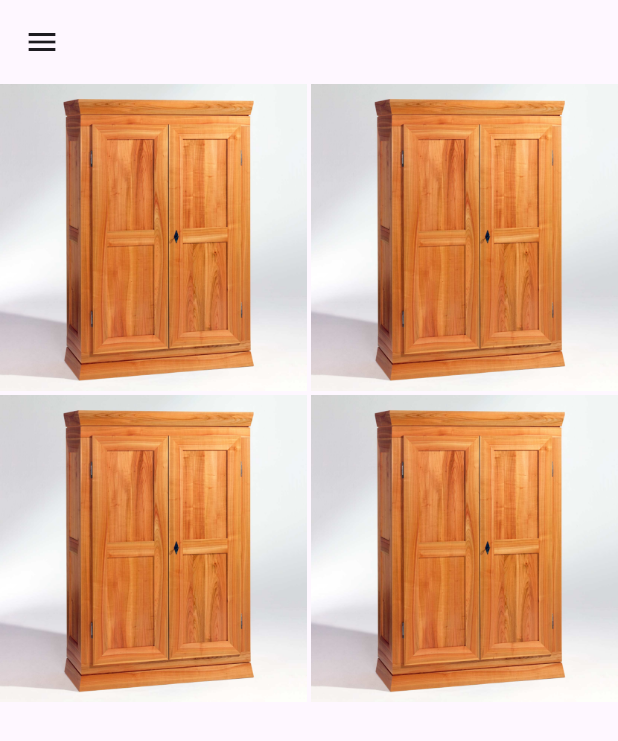
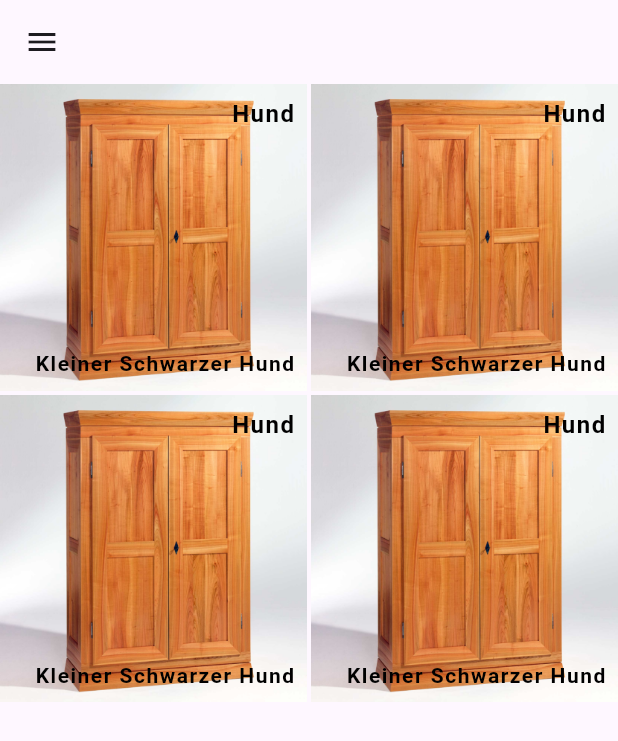
Before and after one commit to ftwr42/whereitis_2, a Flutter app: the screen it shows after launch, on a phone screen of 412 x 824 dp. Shown: the top 741 px of the screen. Run offline on Flutter 3.47's test engine with Material 3 defaults, Android fonts, the phone set to English and light mode, and no system bars; our stand-ins replace get.

Commit message:
added property view when press on grid element

```diff
--- a/lib/main.dart
+++ b/lib/main.dart
@@ -14,7 +14,7 @@ class MyApp extends StatelessWidget {
 
   @override
   Widget build(BuildContext context) {
-    return MaterialApp(
+    return GetMaterialApp(
       title: 'Flutter Demo',
       theme: ThemeData(
         colorScheme: ColorScheme.fromSeed(seedColor: Colors.deepPurple),
--- a/lib/project/textstyle.dart
+++ b/lib/project/textstyle.dart
@@ -9,8 +9,15 @@ class ProjectTextStyle {
       );
 
   static TextStyle normal1() => const TextStyle(
+        fontSize: 16,
+        fontWeight: FontWeight.bold,
+        color: Colors.black,
+        letterSpacing: 1.0,
+      );
+
+  static TextStyle normal2() => const TextStyle(
         fontSize: 14,
-        fontWeight: FontWeight.normal,
+        fontWeight: FontWeight.bold,
         color: Colors.black,
         letterSpacing: 1.0,
       );
--- a/lib/view/view_element_grid.dart
+++ b/lib/view/view_element_grid.dart
@@ -1,7 +1,8 @@
 import 'package:flutter/material.dart';
 import 'package:get/get.dart';
-import 'package:get/get_rx/src/rx_types/rx_types.dart';
 import 'package:whereitis_2/model/model_element.dart';
+import 'package:whereitis_2/project/textstyle.dart';
+import 'package:whereitis_2/view/pages/page_property.dart';
 
 class ElementGridView extends StatelessWidget {
   late Rx<ElementModel> rxmodel;
@@ -13,18 +14,23 @@ class ElementGridView extends StatelessWidget {
     // print("description " + model.description);
 
     return Container(
-      width: 200,
-      height: 200,
-      color: Colors.red,
+      child: GestureDetector(
+        onTap: () {
+          //open new explorer with new model controller
+        },
+        onLongPress: () {
+          Get.to(() => ElementPropertyPage(model: rxmodel));
+        },
         child: Stack(
           children: [
-          Align(alignment: Alignment.topRight, child: dw(child: Text(model.title))),
-          Align(alignment: Alignment.bottomRight, child: dw(child: Text(model.description))),
             Align(
               alignment: Alignment.center,
               child: Image.asset("assets/images/cubboard_default_1.jpg"),
             ),
+            buildText(model.title, ProjectTextStyle.normal1(), Alignment.topRight),
+            buildText(model.description, ProjectTextStyle.normal2(), Alignment.bottomRight),
           ],
+        ),
       ),
     );
     // return Container(
@@ -42,11 +48,19 @@ class ElementGridView extends StatelessWidget {
     //   ),
     // );
   }
-}
 
-Widget dw({required Text child}) => Padding(
+  Align buildText(String text, TextStyle style, AlignmentGeometry align) {
+    return Align(
+      alignment: align,
+      child: Padding(
         padding: EdgeInsets.all(8),
         child: Container(
-        child: child,
+          child: Text(
+            text,
+            style: style,
+          ),
+        ),
       ),
     );
+  }
+}
```
Also changed, not shown: lib/project/button.dart (+7 -1 lines), lib/project/textfield.dart (+24 -5 lines), lib/view/pages/page_property.dart (added, +25 -0 lines), lib/view/view_element_property.dart (+32 -16 lines). Lines whose indentation alone changed are shown as unchanged.
